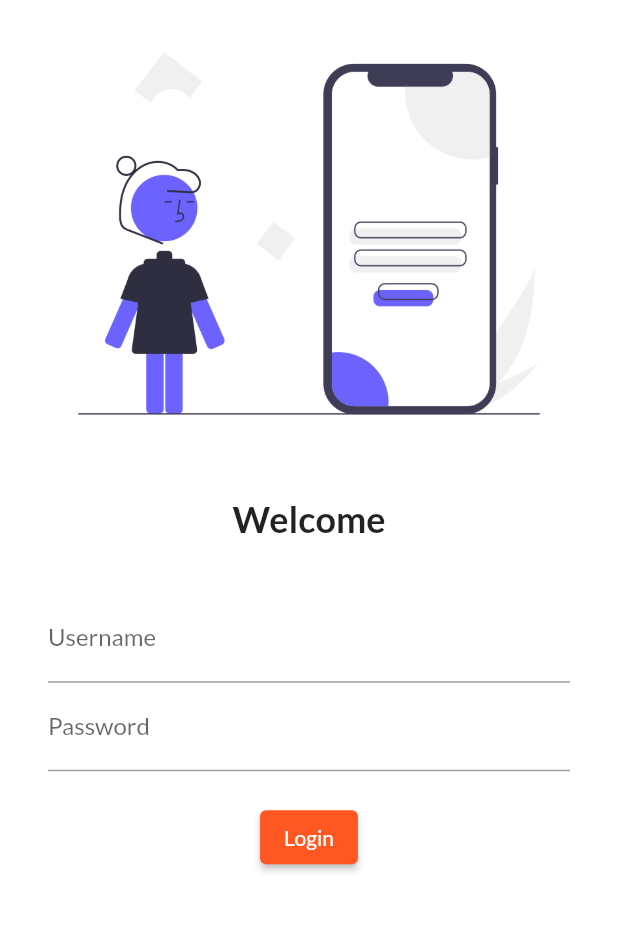
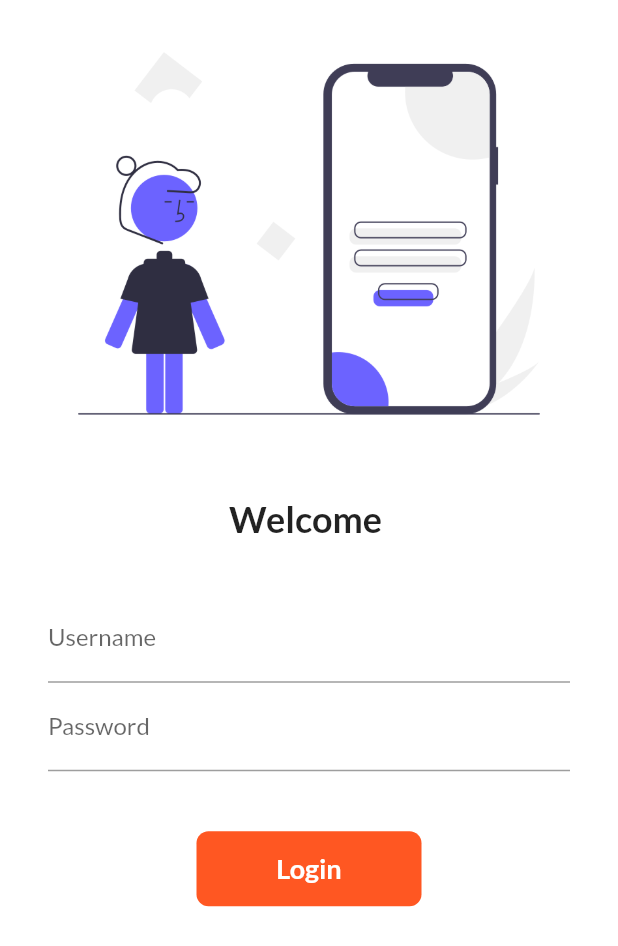
Before and after one commit to harshal-17/30DaysOfFlutter, a Flutter app: the screen it shows after launch, on a phone screen of 412 x 824 dp. Shown: the top 946 px of the screen. Run offline on Flutter 3.47's test engine with Material 2 defaults, Android fonts, the phone set to English and light mode, and no system bars; our stand-ins replace google_fonts.

Commit message:
day 2 completed

```diff
--- a/lib/main.dart
+++ b/lib/main.dart
@@ -1,5 +1,6 @@
 import 'package:flutter/material.dart';
 import 'package:flutter_catalog/pages/login_page.dart';
+import 'package:flutter_catalog/utils/routes.dart';
 import 'package:google_fonts/google_fonts.dart';
 import 'pages/home_page.dart';
 
@@ -23,8 +24,8 @@ class MyApp extends StatelessWidget {
       // initialRoute: "/home",
       routes: {
         "/": (context) => LoginPage(),
-        "/home": (context) => HomePage(),
-        "/login": (context) => LoginPage(),
+        MyRoutes.homeRoute: (context) => HomePage(),
+        MyRoutes.loginRoute: (context) => LoginPage(),
       },
     );
   }
--- a/lib/pages/login_page.dart
+++ b/lib/pages/login_page.dart
@@ -1,10 +1,20 @@
 import 'package:flutter/material.dart';
+import 'package:flutter_catalog/utils/routes.dart';
 
-class LoginPage extends StatelessWidget {
+class LoginPage extends StatefulWidget {
+  @override
+  _LoginPageState createState() => _LoginPageState();
+}
+
+class _LoginPageState extends State<LoginPage> {
+  String name = '';
+  bool changeButton = false;
+
   @override
   Widget build(BuildContext context) {
     return Material(
       color: Colors.white,
+      child: SingleChildScrollView(
         child: Column(
           children: [
             Image.asset(
@@ -15,7 +25,7 @@ class LoginPage extends StatelessWidget {
               height: 20,
             ),
             Text(
-            'Welcome',
+              'Welcome $name',
               style: TextStyle(
                 fontSize: 24,
                 fontWeight: FontWeight.bold,
@@ -33,6 +43,10 @@ class LoginPage extends StatelessWidget {
                       hintText: 'Enter username',
                       labelText: 'Username',
                     ),
+                    onChanged: (value) {
+                      name = value;
+                      setState(() {});
+                    },
                   ),
                   TextFormField(
                     obscureText: true,
@@ -42,20 +56,52 @@ class LoginPage extends StatelessWidget {
                     ),
                   ),
                   SizedBox(
-                  height: 20,
+                    height: 40,
                   ),
-                ElevatedButton(
-                  child: Text('Login'),
-                  style: TextButton.styleFrom(),
-                  onPressed: () {
-                    print('Hi User');
+
+                  InkWell(
+                    onTap: () async {
+                      setState(() {
+                        changeButton = true;
+                      });
+                      await Future.delayed(Duration(seconds: 1));
+                      Navigator.pushNamed(context, MyRoutes.homeRoute);
                     },
+                    child: AnimatedContainer(
+                      duration: Duration(seconds: 1),
+                      width: changeButton ? 50 : 150,
+                      height: 50,
+                      alignment: Alignment.center,
+                      child: changeButton
+                          ? Icon(
+                              Icons.done,
+                              color: Colors.white,
+                            )
+                          : Text(
+                              'Login',
+                              style: TextStyle(color: Colors.white, fontWeight: FontWeight.bold, fontSize: 18),
                             ),
+                      decoration: BoxDecoration(
+                        color: Colors.deepOrange,
+                        // shape: changeButton ? BoxShape.circle : BoxShape.rectangle,
+                        borderRadius: BorderRadius.circular(changeButton ? 50 : 8),
+                      ),
+                    ),
+                  ),
+
+                  // ElevatedButton(
+                  //   child: Text('Login'),
+                  //   style: TextButton.styleFrom(minimumSize: Size(120, 40)),
+                  //   onPressed: () {
+                  //     Navigator.pushNamed(context, MyRoutes.homeRoute);
+                  //   },
+                  // ),
                 ],
               ),
             ),
           ],
         ),
+      ),
     );
   }
 }
--- /dev/null
+++ b/lib/utils/routes.dart
@@ -0,0 +1,4 @@
+class MyRoutes {
+  static String loginRoute = "/login";
+  static String homeRoute = "/home";
+}
```
Lines whose indentation alone changed are shown as unchanged.
